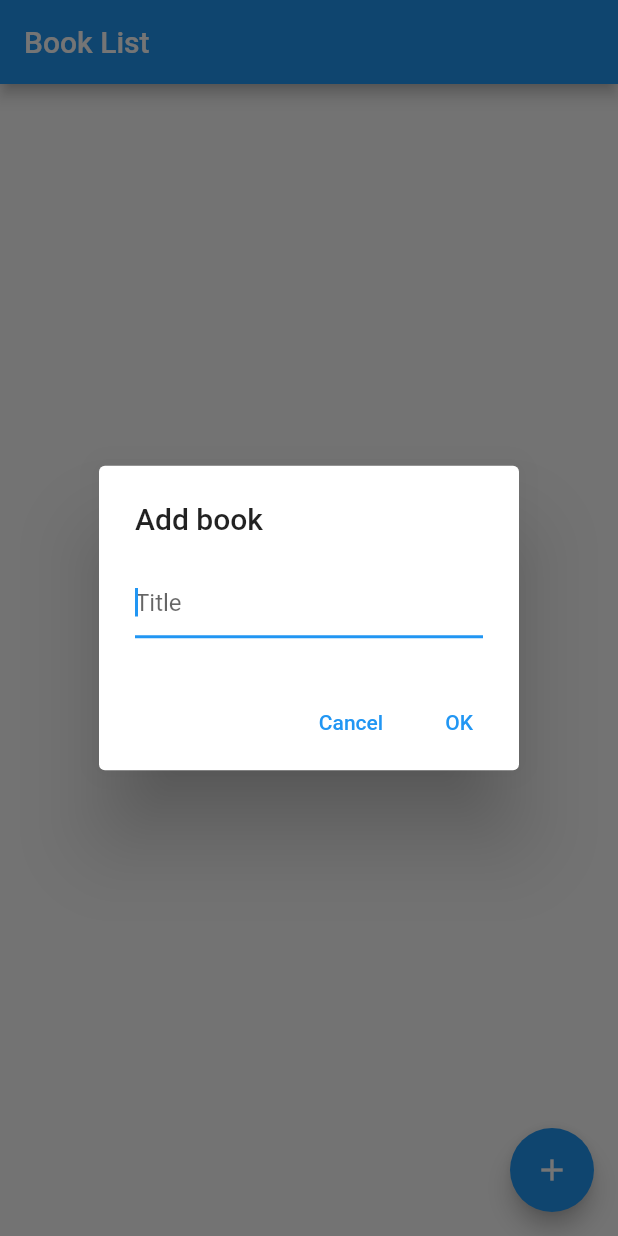
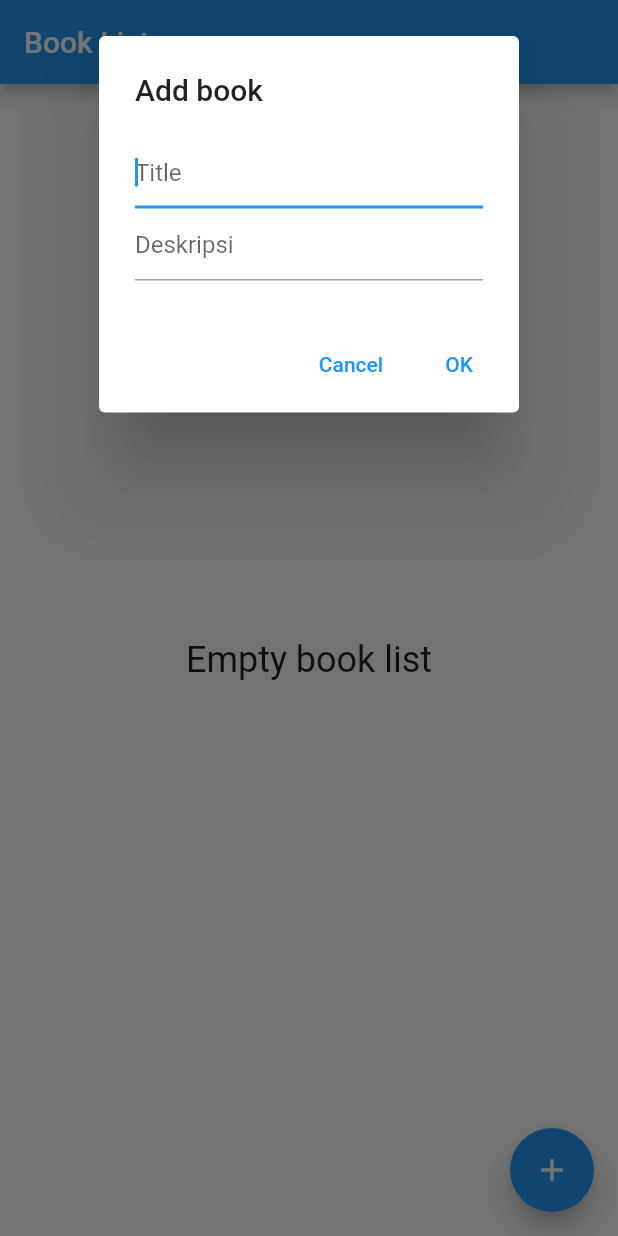
Before and after one commit to KharizaAzmi/ETS_PPB_BookApp, a Flutter app: the screen it shows after launch, after a tap on the "add" icon, on a phone screen of 412 x 824 dp. Run offline on Flutter 3.47's test engine with Material 2 defaults, Android fonts, the phone set to English and light mode, and no system bars; our stand-ins replace sqflite; accounts and stored records are empty.

```diff
--- a/lib/widget/insert_book_widget.dart
+++ b/lib/widget/insert_book_widget.dart
@@ -27,15 +27,27 @@ class _InsertBookWidgetState extends State<InsertBookWidget> {
   @override
   Widget build(BuildContext context) {
     final isEditing = widget.book != null;
-    return AlertDialog(
+    return Column(
+      children: [
+        AlertDialog(
           title: Text(isEditing ? 'Edit book' : 'Add book'),
           content: Form(
             key: formKey,
-        child: TextFormField(
+            child: Column(
+              children: [
+                TextFormField(
                   autofocus: true,
                   controller: titlecontroller,
                   decoration: const InputDecoration(hintText: 'Title'),
                   validator: (value) => value != null && value.isEmpty ? 'Title is required' : null,
+                ),
+                TextFormField(
+                  autofocus: true,
+                  controller: descriptioncontroller,
+                  decoration: const InputDecoration(hintText: 'Deskripsi'),
+                  validator: (value) => value != null && value.isEmpty ? 'Isi deskripsi' : null,
+                ),
+              ],
             ),
           ),
           actions: [
@@ -52,6 +64,8 @@ class _InsertBookWidgetState extends State<InsertBookWidget> {
               child: const Text('OK'),
             )
           ],
+        ),
+      ],
     );
   }
 }
```
Lines whose indentation alone changed are shown as unchanged.
